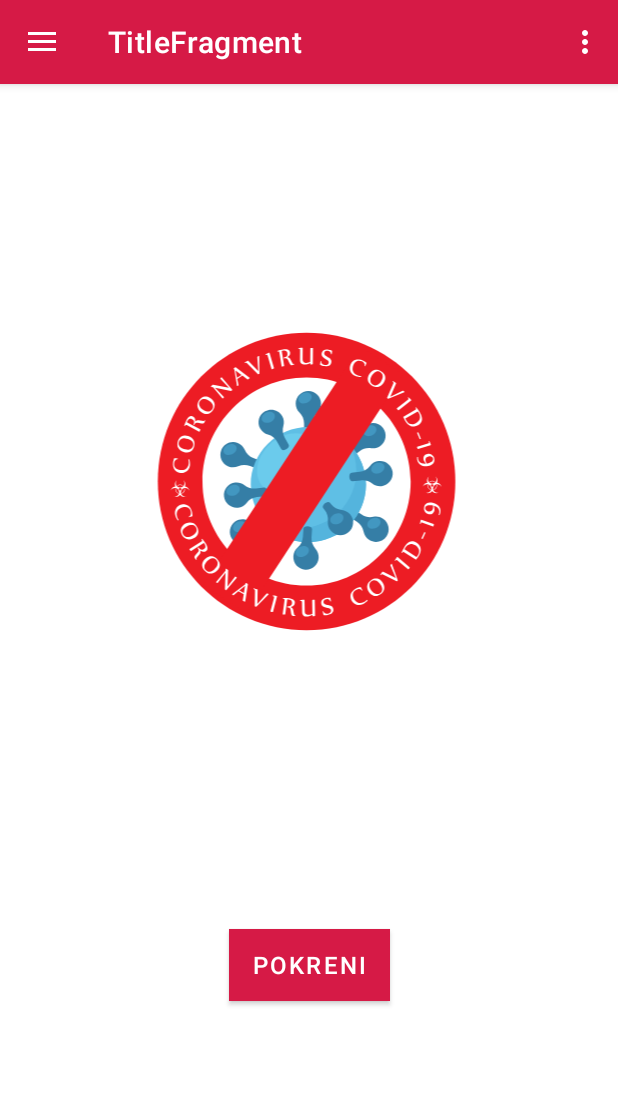
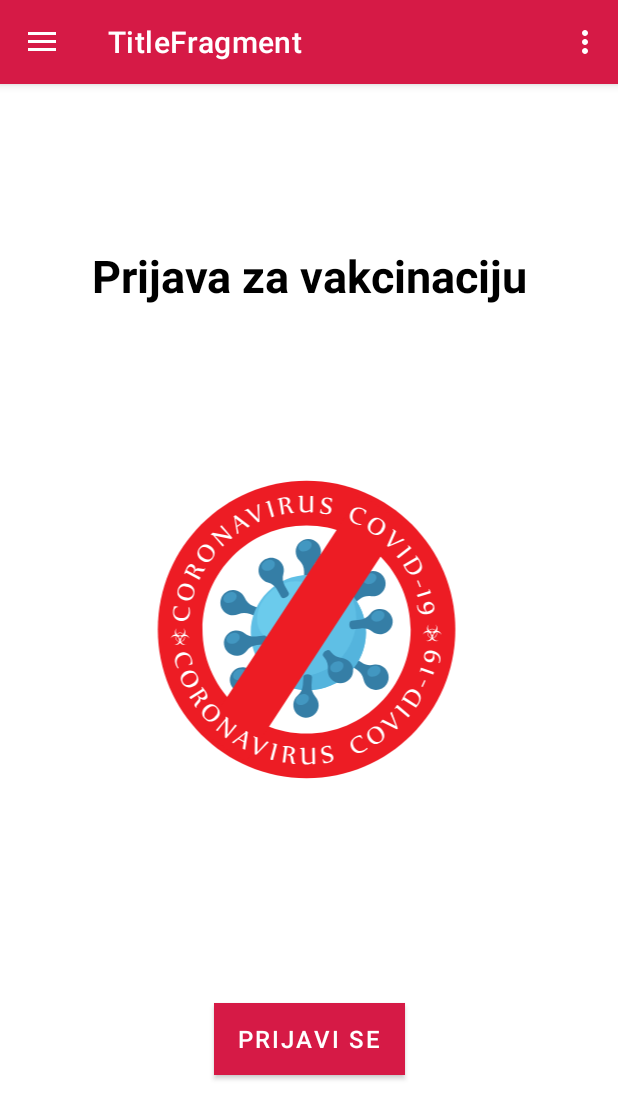
Before and after one commit to ahmedhalac/prijava_za_vakcinaciju, an Android app: the screen it shows after launch (MainActivity), on a phone screen of 412 x 824 dp. Shown: the top 1119 px of the screen. Run offline under Robolectric (Android 15) with nearby library versions, the phone set to English and light mode, and no system bars; our stand-ins replace data binding, navigation-ui.

Commit message:
title-fix-1

```diff
--- a/app/src/main/java/com/example/prijavazavakcinaciju/UserDataFragment.kt
+++ b/app/src/main/java/com/example/prijavazavakcinaciju/UserDataFragment.kt
@@ -5,6 +5,7 @@ import androidx.fragment.app.Fragment
 import android.view.LayoutInflater
 import android.view.View
 import android.view.ViewGroup
+import android.widget.Toast
 import androidx.databinding.DataBindingUtil
 import androidx.navigation.findNavController
 import com.example.prijavazavakcinaciju.databinding.FragmentUserDataBinding
@@ -26,13 +27,13 @@ class UserDataFragment : Fragment() {
             val email = binding.email.text.toString()
 
 
-            view.findNavController().navigate(UserDataFragmentDirections.actionUserDataFragmentToPriorityGroupFragment(firstName, lastName, ages, phone, email))
+
             // Validation
-            /*if(firstName == "" || lastName == "" || ages == "" || phone == "" || email == "") {
+            if(firstName == "" || lastName == "" || ages == "" || phone == "" || email == "") {
                 Toast.makeText(activity, "Popunite sva polja!", Toast.LENGTH_SHORT).show()
             }else {
-                view.findNavController().navigate(R.id.action_userDataFragment_to_priorityFragment)
-            }*/
+                view.findNavController().navigate(UserDataFragmentDirections.actionUserDataFragmentToPriorityGroupFragment(firstName, lastName, ages, phone, email))
+            }
 
         }
 
--- a/app/src/main/res/layout/fragment_title.xml
+++ b/app/src/main/res/layout/fragment_title.xml
@@ -9,6 +9,20 @@
         android:id="@+id/titleConstraint"
         android:layout_width="match_parent"
         android:layout_height="match_parent">
+
+        <TextView
+            android:id="@+id/id_main_title"
+            android:layout_width="wrap_content"
+            android:layout_height="wrap_content"
+            android:text="@string/prijava_za_vakcinaciju"
+            android:textSize="30sp"
+            android:textStyle="bold"
+            android:typeface="normal"
+            android:textColor="@color/black"
+            app:layout_constraintBottom_toTopOf="@+id/titleImage"
+            app:layout_constraintEnd_toEndOf="parent"
+            app:layout_constraintStart_toStartOf="parent"
+            app:layout_constraintTop_toTopOf="parent" />
 
         <Button
             android:id="@+id/nextButton"
@@ -35,7 +49,7 @@
             app:layout_constraintEnd_toEndOf="parent"
             app:layout_constraintHorizontal_bias="0.0"
             app:layout_constraintStart_toStartOf="parent"
-            app:layout_constraintTop_toTopOf="parent"
+            app:layout_constraintTop_toBottomOf="@id/id_main_title"
             app:srcCompat="@drawable/ic_title_logo" />
 
     </androidx.constraintlayout.widget.ConstraintLayout>
--- a/app/src/main/res/values/strings.xml
+++ b/app/src/main/res/values/strings.xml
@@ -2,7 +2,7 @@
     <string name="app_name">COVID-19 vakcinacija</string>
     <!-- TODO: Remove or change this placeholder text -->
     <string name="hello_blank_fragment">Hello blank fragment</string>
-    <string name="start">Pokreni</string>
+    <string name="start">Prijavi se</string>
     <string name="canceled">Žao nam je. Vi posjedujete prepreku za primanje vakcine.</string>
     <string name="next">Dalje</string>
     <string name="about">About</string>
@@ -12,4 +12,5 @@
     <string name="share_text">Uspješna prijava za vakcinaciju. Osoba %1$s %2$s %3$s. godine, telefon: %4$s, email: %5$s, prioritet: %6$s, izbor vakcine: %7$s . </string>
     <string name="share">Share</string>
     <string name="first_last_name_text">%1$s %2$s</string>
+    <string name="prijava_za_vakcinaciju">Prijava za vakcinaciju</string>
 </resources>
```
